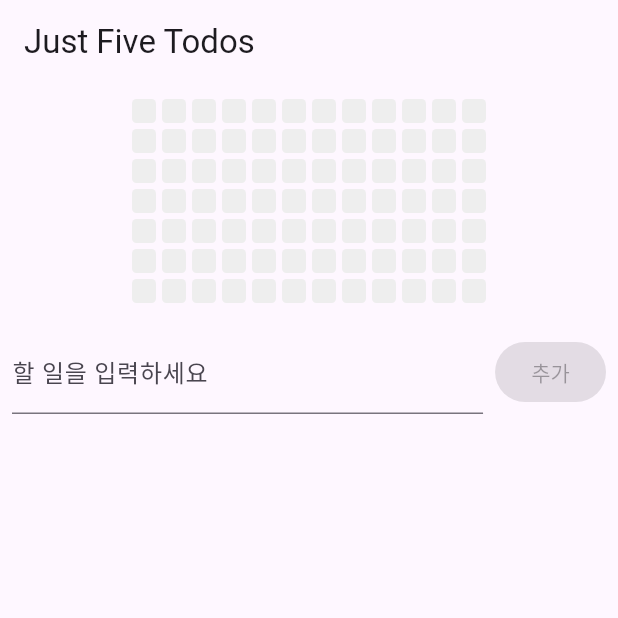
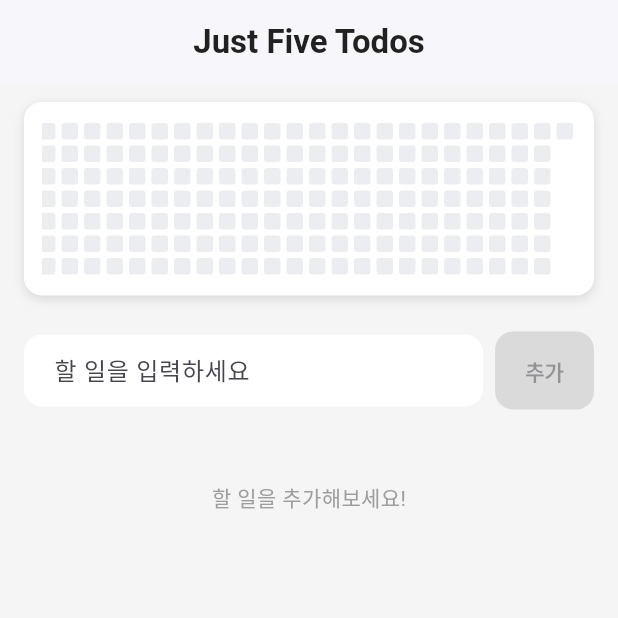
Before and after one commit to nothinking/just_five_todos, a Flutter app: the screen it shows after launch, on a phone screen of 412 x 824 dp, the top half of it. Run offline on Flutter 3.47's test engine with Material 3 defaults, Android fonts, the phone set to English and light mode, and no system bars.

Commit message:
Refactor TodoListPage UI and enhance TodoHeatmap functionality
- Updated the layout of TodoListPage for improved aesthetics and usability, including a new background color and enhanced app bar styling.
- Replaced the static TodoHeatmap widget with a stateful version to allow for dynamic updates and scrolling.
- Adjusted the heatmap's color palette and cell size for better visual representation of completed todos.
- Improved input field and button styling for adding new todos, enhancing user experience.

```diff
--- a/lib/main.dart
+++ b/lib/main.dart
@@ -88,46 +88,106 @@ class _TodoListPageState extends State<TodoListPage> {
     final visibleCompleted = _completedTodos.take(5).toList();
     final completedCountByDay = _getCompletedCountByDay();
     return Scaffold(
+      backgroundColor: Colors.grey[100],
       appBar: AppBar(
-        title: const Text('Just Five Todos'),
+        backgroundColor: Colors.white,
+        elevation: 1,
+        centerTitle: true,
+        title: const Text(
+          'Just Five Todos',
+          style: TextStyle(
+            color: Colors.black87,
+            fontWeight: FontWeight.bold,
+            fontSize: 22,
           ),
-      body: Column(
+        ),
+        iconTheme: const IconThemeData(color: Colors.black87),
+      ),
+      body: SafeArea(
+        child: SingleChildScrollView(
+          child: Padding(
+            padding: const EdgeInsets.symmetric(horizontal: 16, vertical: 12),
+            child: Column(
+              crossAxisAlignment: CrossAxisAlignment.start,
               children: [
-          Padding(
-            padding: const EdgeInsets.all(8.0),
+                // const SizedBox(height: 8),
+                // const Text(
+                //   '완료한 Todo 히트맵',
+                //   style: TextStyle(fontWeight: FontWeight.bold, fontSize: 16),
+                // ),
+                // const SizedBox(height: 8),
+                Container(
+                  padding: const EdgeInsets.all(12),
+                  decoration: BoxDecoration(
+                    color: Colors.white,
+                    borderRadius: BorderRadius.circular(12),
+                    boxShadow: [
+                      BoxShadow(
+                        color: Colors.black12,
+                        blurRadius: 6,
+                        offset: Offset(0, 2),
+                      ),
+                    ],
+                  ),
                   child: _TodoHeatmap(counts: completedCountByDay),
                 ),
-          Padding(
-            padding: const EdgeInsets.all(8.0),
-            child: Row(
+                const SizedBox(height: 24),
+                Row(
                   children: [
                     Expanded(
                       child: TextField(
                         controller: _controller,
-                    decoration: const InputDecoration(
+                        decoration: InputDecoration(
                           labelText: '할 일을 입력하세요',
+                          filled: true,
+                          fillColor: Colors.white,
+                          border: OutlineInputBorder(
+                            borderRadius: BorderRadius.circular(12),
+                            borderSide: BorderSide.none,
+                          ),
+                          contentPadding: const EdgeInsets.symmetric(horizontal: 16, vertical: 12),
                         ),
                         onSubmitted: (_) => _addTodo(),
                       ),
                     ),
                     const SizedBox(width: 8),
                     ElevatedButton(
+                      style: ElevatedButton.styleFrom(
+                        backgroundColor: Colors.green[600],
+                        foregroundColor: Colors.white,
+                        shape: RoundedRectangleBorder(
+                          borderRadius: BorderRadius.circular(12),
+                        ),
+                        padding: const EdgeInsets.symmetric(horizontal: 20, vertical: 16),
+                        elevation: 2,
+                      ),
                       onPressed: _controller.text.trim().isEmpty ? null : _addTodo,
-                  child: const Text('추가'),
+                      child: const Text('추가', style: TextStyle(fontWeight: FontWeight.bold)),
                     ),
                   ],
                 ),
+                const SizedBox(height: 24),
+                // const Text(
+                //   '할 일',
+                //   style: TextStyle(fontWeight: FontWeight.bold, fontSize: 16),
+                // ),
+                // const SizedBox(height: 8),
+                ...visibleTodos.map((todo) => Card(
+                      margin: const EdgeInsets.symmetric(vertical: 6),
+                      elevation: 2,
+                      shape: RoundedRectangleBorder(
+                        borderRadius: BorderRadius.circular(12),
                       ),
-          Expanded(
-            child: ListView.builder(
-              itemCount: visibleTodos.length,
-              itemBuilder: (context, index) {
-                final todo = visibleTodos[index];
-                return ListTile(
-                  title: Text(todo.title),
+                      child: ListTile(
+                        contentPadding: const EdgeInsets.symmetric(horizontal: 16, vertical: 4),
+                        title: Text(
+                          todo.title,
+                          style: const TextStyle(fontSize: 16),
+                        ),
                         leading: Checkbox(
                           value: todo.isDone,
                           onChanged: (_) => _toggleComplete(todo),
+                          shape: RoundedRectangleBorder(borderRadius: BorderRadius.circular(6)),
                         ),
                         trailing: Row(
                           mainAxisSize: MainAxisSize.min,
@@ -152,28 +212,43 @@ class _TodoListPageState extends State<TodoListPage> {
                             ),
                           ],
                         ),
-                );
-              },
                       ),
+                    )),
+                if (visibleTodos.isEmpty)
+                  Container(
+                    margin: const EdgeInsets.symmetric(vertical: 24),
+                    alignment: Alignment.center,
+                    child: const Text('할 일을 추가해보세요!', style: TextStyle(color: Colors.grey)),
                   ),
+                const SizedBox(height: 24),
                 if (visibleCompleted.isNotEmpty)
-            Padding(
-              padding: const EdgeInsets.symmetric(vertical: 8.0),
-              child: Column(
+                  Column(
                     crossAxisAlignment: CrossAxisAlignment.start,
                     children: [
-                  const Text('완료한 일', style: TextStyle(fontWeight: FontWeight.bold)),
-                  ...visibleCompleted.map((todo) => ListTile(
+                      // const Divider(height: 32, thickness: 1),
+                      // const Text('완료한 일', style: TextStyle(fontWeight: FontWeight.bold, fontSize: 16)),
+                      // const SizedBox(height: 8),
+                      ...visibleCompleted.map((todo) => Card(
+                            color: Colors.grey[200],
+                            margin: const EdgeInsets.symmetric(vertical: 4),
+                            elevation: 0,
+                            shape: RoundedRectangleBorder(
+                              borderRadius: BorderRadius.circular(12),
+                            ),
+                            child: ListTile(
+                              contentPadding: const EdgeInsets.symmetric(horizontal: 16, vertical: 4),
                               title: Text(
                                 todo.title,
                                 style: const TextStyle(
                                   decoration: TextDecoration.lineThrough,
                                   color: Colors.grey,
+                                  fontSize: 16,
                                 ),
                               ),
                               leading: Checkbox(
                                 value: todo.isDone,
                                 onChanged: (_) => _toggleComplete(todo),
+                                shape: RoundedRectangleBorder(borderRadius: BorderRadius.circular(6)),
                               ),
                               trailing: IconButton(
                                 icon: const Icon(Icons.delete),
@@ -183,11 +258,14 @@ class _TodoListPageState extends State<TodoListPage> {
                                   });
                                 },
                               ),
+                            ),
                           )),
                     ],
                   ),
+              ],
             ),
-        ],
+          ),
+        ),
       ),
     );
   }
@@ -199,56 +277,113 @@ class _TodoListPageState extends State<TodoListPage> {
   }
 }
 
-class _TodoHeatmap extends StatelessWidget {
+class _TodoHeatmap extends StatefulWidget {
   final Map<DateTime, int> counts;
   final int weeks;
   final int daysPerWeek;
   final int cellSize;
   final int cellPadding;
   final int maxCount;
+  final List<Color> palette;
 
   _TodoHeatmap({
     required this.counts,
-    this.weeks = 12,
+    this.weeks = 53,
     this.daysPerWeek = 7,
-    this.cellSize = 16,
+    this.cellSize = 11,
     this.cellPadding = 2,
-  }) : maxCount = counts.isEmpty ? 1 : counts.values.reduce(max);
+  })  : maxCount = counts.isEmpty ? 1 : counts.values.reduce((a, b) => a > b ? a : b),
+        palette = const [
+          Color(0xFFebedf0), // 0
+          Color(0xFF9be9a8), // 1
+          Color(0xFF40c463), // 2
+          Color(0xFF30a14e), // 3
+          Color(0xFF216e39), // 4+
+        ];
 
-  Color _colorForCount(int count) {
-    if (count == 0) return Colors.grey[200]!;
-    if (count == 1) return Colors.green[100]!;
-    if (count == 2) return Colors.green[300]!;
-    if (count == 3) return Colors.green[400]!;
-    if (count == 4) return Colors.green[600]!;
-    return Colors.green[800]!; // 5개 이상
+  @override
+  State<_TodoHeatmap> createState() => _TodoHeatmapState();
+}
+
+class _TodoHeatmapState extends State<_TodoHeatmap> {
+  final ScrollController _scrollController = ScrollController();
+
+  @override
+  void initState() {
+    super.initState();
+    WidgetsBinding.instance.addPostFrameCallback((_) {
+      if (_scrollController.hasClients) {
+        _scrollController.jumpTo(_scrollController.position.maxScrollExtent);
+      }
+    });
+  }
+
+  int _colorIndex(int count) {
+    if (count == 0) return 0;
+    if (count == 1) return 1;
+    if (count == 2) return 2;
+    if (count == 3) return 3;
+    return 4;
+  }
+
+  String _monthLabel(int month) {
+    const months = ['Jan', 'Feb', 'Mar', 'Apr', 'May', 'Jun', 'Jul', 'Aug', 'Sep', 'Oct', 'Nov', 'Dec'];
+    return months[month - 1];
   }
 
   @override
   Widget build(BuildContext context) {
     final today = DateTime.now();
-    final start = today.subtract(Duration(days: weeks * daysPerWeek - 1));
-    List<Widget> columns = [];
-    for (int w = 0; w < weeks; w++) {
+    final int weekday = today.weekday;
+    final DateTime thisMonday = today.subtract(Duration(days: weekday - 1));
+    final DateTime start = thisMonday.subtract(Duration(days: (widget.weeks - 1) * 7));
+
+    List<TableRow> rows = [];
+    for (int d = 0; d < widget.daysPerWeek; d++) {
       List<Widget> cells = [];
-      for (int d = 0; d < daysPerWeek; d++) {
-        final day = start.add(Duration(days: w * daysPerWeek + d));
-        final count = counts[DateTime(day.year, day.month, day.day)] ?? 0;
-        cells.add(Container(
-          width: cellSize.toDouble(),
-          height: cellSize.toDouble(),
-          margin: EdgeInsets.all(cellPadding.toDouble()),
+      for (int w = 0; w < widget.weeks; w++) {
+        final day = start.add(Duration(days: w * widget.daysPerWeek + d));
+        if (day.isAfter(today)) {
+          cells.add(const SizedBox.shrink());
+        } else {
+          final count = widget.counts[DateTime(day.year, day.month, day.day)] ?? 0;
+          cells.add(Tooltip(
+            message: '${day.year}-${day.month.toString().padLeft(2, '0')}-${day.day.toString().padLeft(2, '0')}: $count개 완료',
+            child: Container(
+              width: widget.cellSize.toDouble(),
+              height: widget.cellSize.toDouble(),
+              margin: EdgeInsets.all(widget.cellPadding.toDouble()),
               decoration: BoxDecoration(
-            color: _colorForCount(count),
-            borderRadius: BorderRadius.circular(3),
+                color: widget.palette[_colorIndex(count)],
+                borderRadius: BorderRadius.circular(2),
+              ),
             ),
           ));
         }
-      columns.add(Column(children: cells));
       }
+      rows.add(TableRow(children: cells));
+    }
+
+    return LayoutBuilder(
+      builder: (context, constraints) {
         return SingleChildScrollView(
+          controller: _scrollController,
           scrollDirection: Axis.horizontal,
-      child: Row(children: columns),
+          child: ConstrainedBox(
+            constraints: BoxConstraints(minWidth: constraints.maxWidth),
+            child: Table(
+              defaultColumnWidth: IntrinsicColumnWidth(),
+              children: rows,
+            ),
+          ),
+        );
+      },
     );
   }
+
+  @override
+  void dispose() {
+    _scrollController.dispose();
+    super.dispose();
   }
+}
```
Lines whose indentation alone changed are shown as unchanged.
